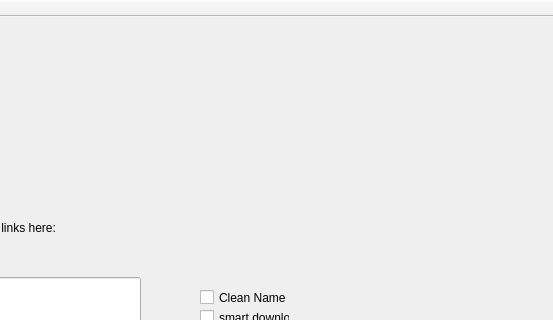
Above: Youtube-dl_Qt/mainwindow.ui from MMendenhall95/Youtube-dl_Qt before the change; both pictures show x 210 to 763 and y 0 to 320 of the 763 by 554 pixel window. Below: the same form after it.
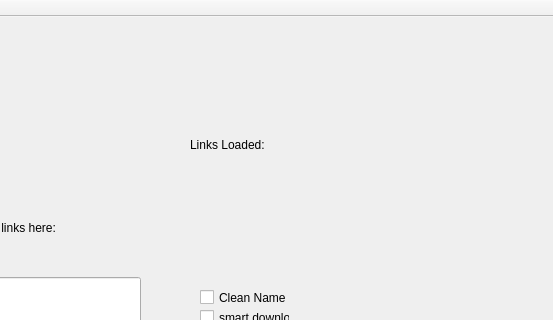
That is the form after the change.

The edit to the form file:
```diff
--- a/Youtube-dl_Qt/mainwindow.ui
+++ b/Youtube-dl_Qt/mainwindow.ui
@@ -102,6 +102,32 @@
      <string>unused_now</string>
     </property>
    </widget>
+   <widget class="QLabel" name="label_2">
+    <property name="geometry">
+     <rect>
+      <x>400</x>
+      <y>120</y>
+      <width>101</width>
+      <height>16</height>
+     </rect>
+    </property>
+    <property name="text">
+     <string>Links Loaded:</string>
+    </property>
+   </widget>
+   <widget class="QLabel" name="linkNum">
+    <property name="geometry">
+     <rect>
+      <x>490</x>
+      <y>120</y>
+      <width>62</width>
+      <height>15</height>
+     </rect>
+    </property>
+    <property name="text">
+     <string/>
+    </property>
+   </widget>
   </widget>
   <widget class="QMenuBar" name="menuBar">
    <property name="geometry">
```
